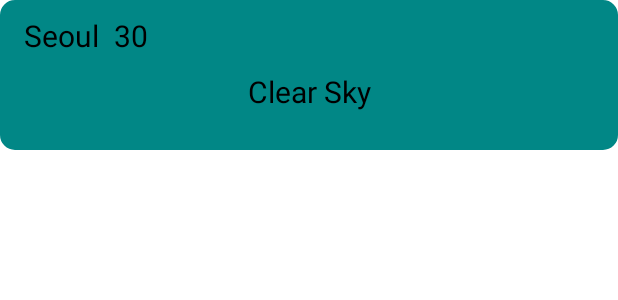
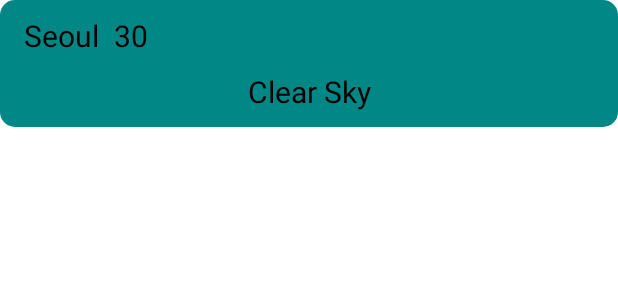
Before and after one commit to KimBoWoon/Weather-Cast, an Android app: the layout vh_weather_info.xml on its own in the app's theme, with its tools: preview values and no code run, on a phone screen of 412 x 824 dp. Shown: the top 300 px of the screen. Run offline under Robolectric (Android 15) with nearby library versions, the phone set to English and light mode, and no system bars.

Commit message:
레이아웃 수정

```diff
--- a/app/src/main/res/layout/vh_weather_info.xml
+++ b/app/src/main/res/layout/vh_weather_info.xml
@@ -10,7 +10,8 @@
         <com.google.android.material.imageview.ShapeableImageView
             android:id="@+id/iv_weather_bg"
             android:layout_width="match_parent"
-            android:layout_height="100dp"
+            android:layout_height="0dp"
+            app:layout_constraintBottom_toBottomOf="parent"
             app:layout_constraintEnd_toEndOf="parent"
             app:layout_constraintStart_toStartOf="parent"
             app:layout_constraintTop_toTopOf="parent"
@@ -42,6 +43,8 @@
             android:layout_width="wrap_content"
             android:layout_height="wrap_content"
             android:layout_marginTop="10dp"
+            android:layout_marginBottom="10dp"
+            app:layout_constraintBottom_toBottomOf="@id/iv_weather_bg"
             app:layout_constraintEnd_toEndOf="@id/iv_weather_bg"
             app:layout_constraintStart_toStartOf="@id/iv_weather_bg"
             app:layout_constraintTop_toBottomOf="@id/tv_city"
```
Also changed, not shown: app/src/main/java/com/bowoon/android/weather_cast/ui/vh/WeatherInfoVH.kt (+5 -2 lines).
